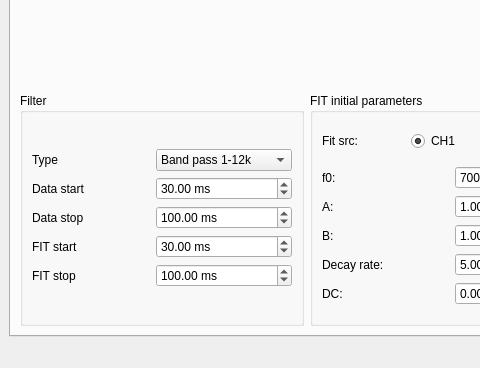
Before: the Qt Designer form gui.ui in zoran-grujic/FAP-TiePie, drawn with Qt 5; both pictures show x 0 to 480 and y 501 to 869 of the 1193 by 869 pixel window.
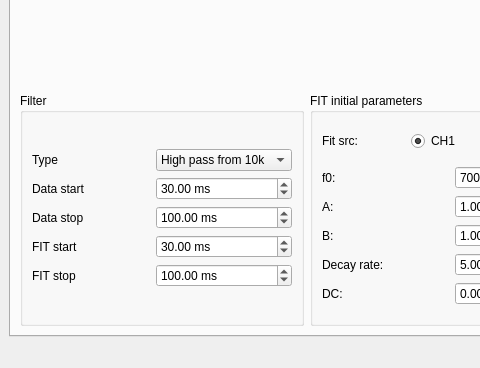
After: the same form once the commit is applied. The open tabs and pages were chosen to show the change. Icons and pictures are not drawn.

Commit message: Flexible decimation

```diff
--- a/gui.ui
+++ b/gui.ui
@@ -801,11 +801,11 @@
                <item row="0" column="1">
                 <widget class="QComboBox" name="comboBox_FilterType">
                  <property name="currentIndex">
-                  <number>1</number>
+                  <number>0</number>
                  </property>
                  <item>
                   <property name="text">
-                   <string>High pass from 1k</string>
+                   <string>High pass from 10k</string>
                   </property>
                  </item>
                  <item>
```
Left out of the diff: 4 changed lines with no effect on the pictures. The commit also changes 2 other files.
